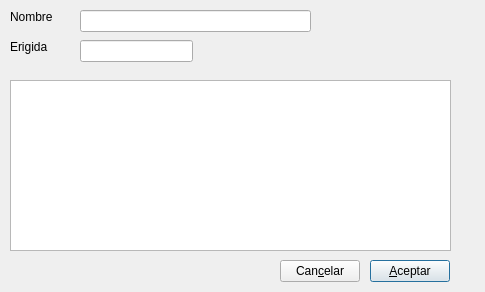
First picture: the form in gui/dlgnuevaprovincia.ui, repository rogorido/qtpredicadores, before the edit.
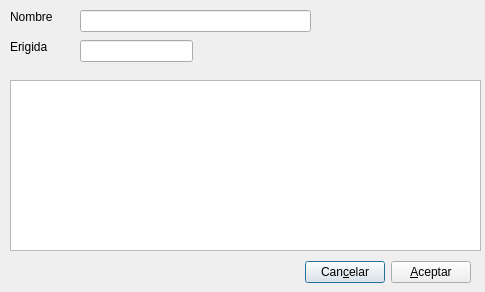
Second picture: the form after the edit.

The edit to the form file:
```diff
--- a/gui/dlgnuevaprovincia.ui
+++ b/gui/dlgnuevaprovincia.ui
@@ -41,7 +41,7 @@
     <rect>
      <x>10</x>
      <y>80</y>
-     <width>441</width>
+     <width>471</width>
      <height>171</height>
     </rect>
    </property>
@@ -69,31 +69,44 @@
     <string>Erigida</string>
    </property>
   </widget>
-  <widget class="QPushButton" name="btOK">
+  <widget class="QWidget" name="">
    <property name="geometry">
     <rect>
-     <x>370</x>
+     <x>160</x>
      <y>260</y>
-     <width>80</width>
-     <height>22</height>
+     <width>311</width>
+     <height>24</height>
     </rect>
    </property>
-   <property name="text">
-    <string>&amp;Aceptar</string>
-   </property>
-  </widget>
-  <widget class="QPushButton" name="btCancelar">
-   <property name="geometry">
-    <rect>
-     <x>280</x>
-     <y>260</y>
-     <width>80</width>
-     <height>22</height>
-    </rect>
-   </property>
-   <property name="text">
-    <string>Can&amp;celar</string>
-   </property>
+   <layout class="QHBoxLayout" name="horizontalLayout">
+    <item>
+     <spacer name="horizontalSpacer">
+      <property name="orientation">
+       <enum>Qt::Horizontal</enum>
+      </property>
+      <property name="sizeHint" stdset="0">
+       <size>
+        <width>40</width>
+        <height>20</height>
+       </size>
+      </property>
+     </spacer>
+    </item>
+    <item>
+     <widget class="QPushButton" name="btCancelar">
+      <property name="text">
+       <string>Can&amp;celar</string>
+      </property>
+     </widget>
+    </item>
+    <item>
+     <widget class="QPushButton" name="btOK">
+      <property name="text">
+       <string>&amp;Aceptar</string>
+      </property>
+     </widget>
+    </item>
+   </layout>
   </widget>
  </widget>
  <resources/>
```
